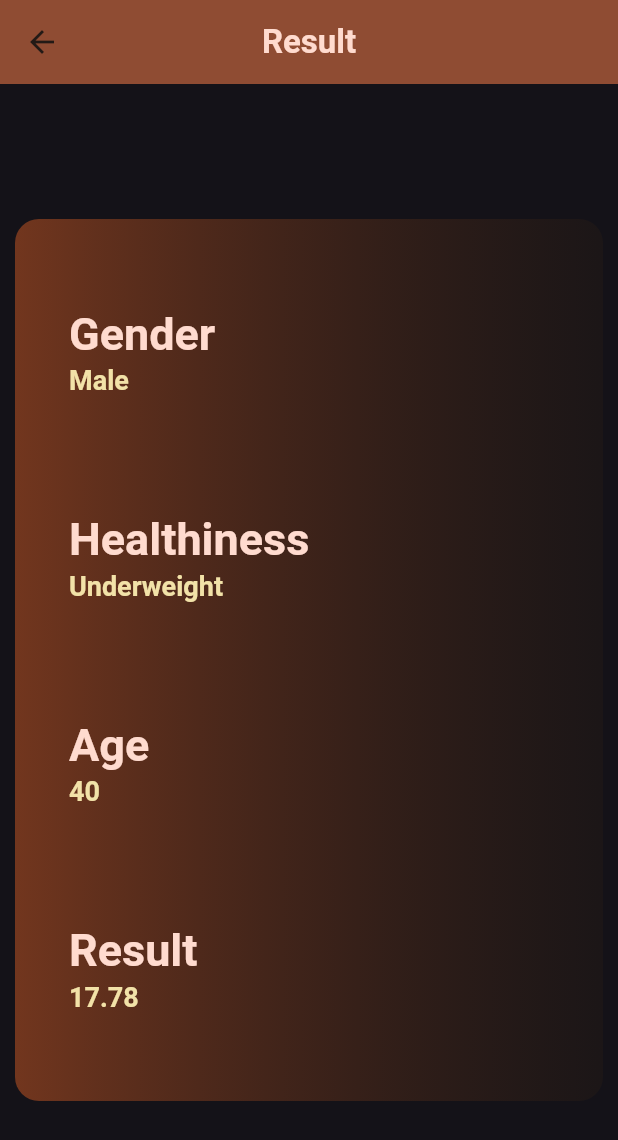
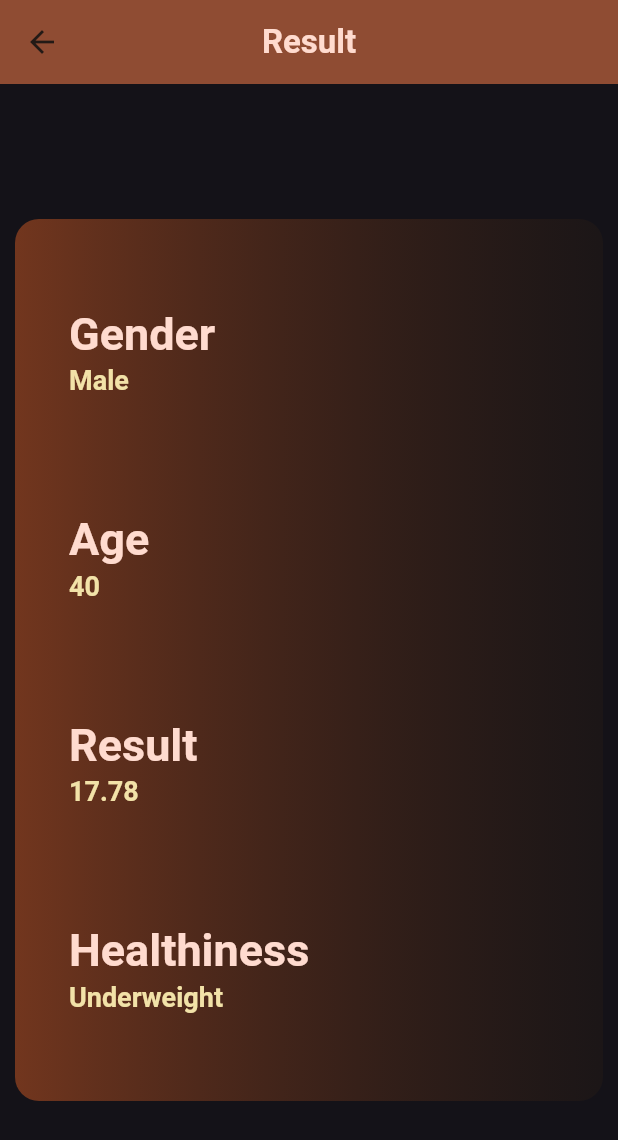
Before and after one commit to AbdelrhmanAmer/BMI_flutter_app, a Flutter app: the screen it shows after launch, after a tap on "Calculate", on a phone screen of 412 x 824 dp. Shown: the top 1140 px of the screen. Run offline on Flutter 3.47's test engine with Material 3 defaults, Android fonts, the phone set to English and light mode, and no system bars.

```diff
--- a/bmi_app/lib/screens/result.dart
+++ b/bmi_app/lib/screens/result.dart
@@ -45,9 +45,9 @@ class ResultScreen extends StatelessWidget {
             mainAxisAlignment: MainAxisAlignment.spaceAround,
             children: [
               ResultInfoTile(label: 'Gender', value: gender),
+              ResultInfoTile(label: 'Age', value: '${age.round()}'),
+              ResultInfoTile(label: 'Result', value: result.toStringAsFixed(2)),
               ResultInfoTile(label: 'Healthiness', value: status),
-              ResultInfoTile(label: 'Age', value: '${age.round()}'),
-              ResultInfoTile(label: 'Result', value: '${result.toStringAsFixed(2)}'),
             ],
           ),
         ),
--- a/bmi_app/lib/widgets/height_slider.dart
+++ b/bmi_app/lib/widgets/height_slider.dart
@@ -46,13 +46,13 @@ class _HeightSliderState extends State<HeightSlider> {
                           fontWeight: FontWeight.bold
                         )
                       ),
-                      const SizedBox(width: 4,),
-                      const Text(
+                      Text(
                         'CM',
-                        style: TextStyle(
-                            fontSize: 15,
-                            fontWeight: FontWeight.bold
-                        ),
+                        style: Theme.of(context).textTheme.bodySmall!.copyWith(
+                          color: Theme.of(context).colorScheme.onBackground,
+                          fontWeight: FontWeight.bold,
+                          fontSize: 15,
+                        )
                       ),
 
                     ],
```
Also changed, not shown: bmi_app/assets/bmi.png (added).
